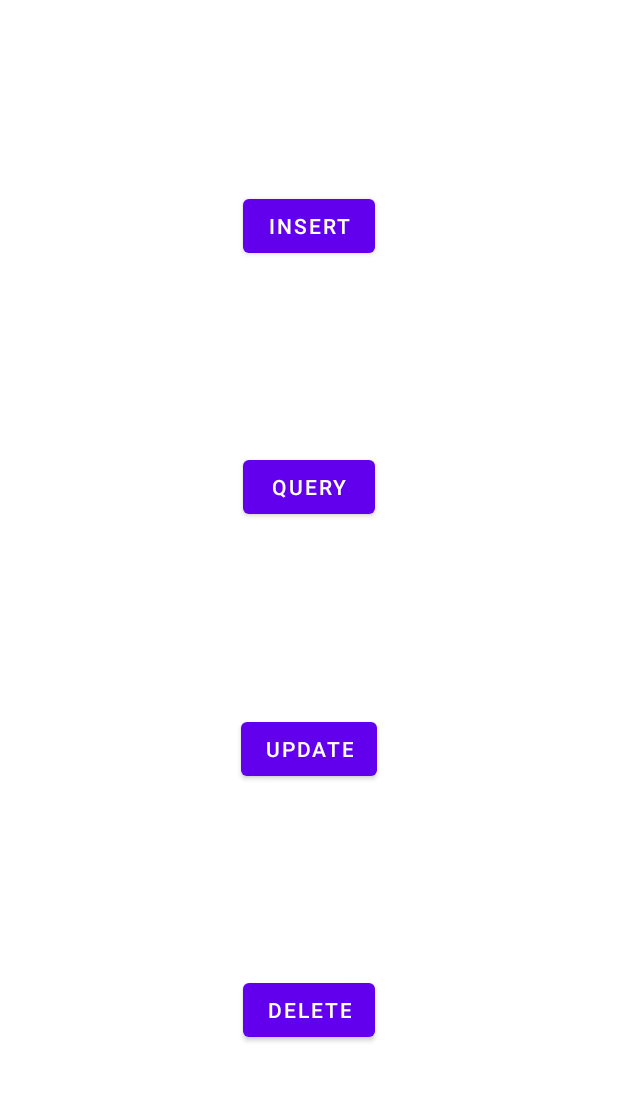
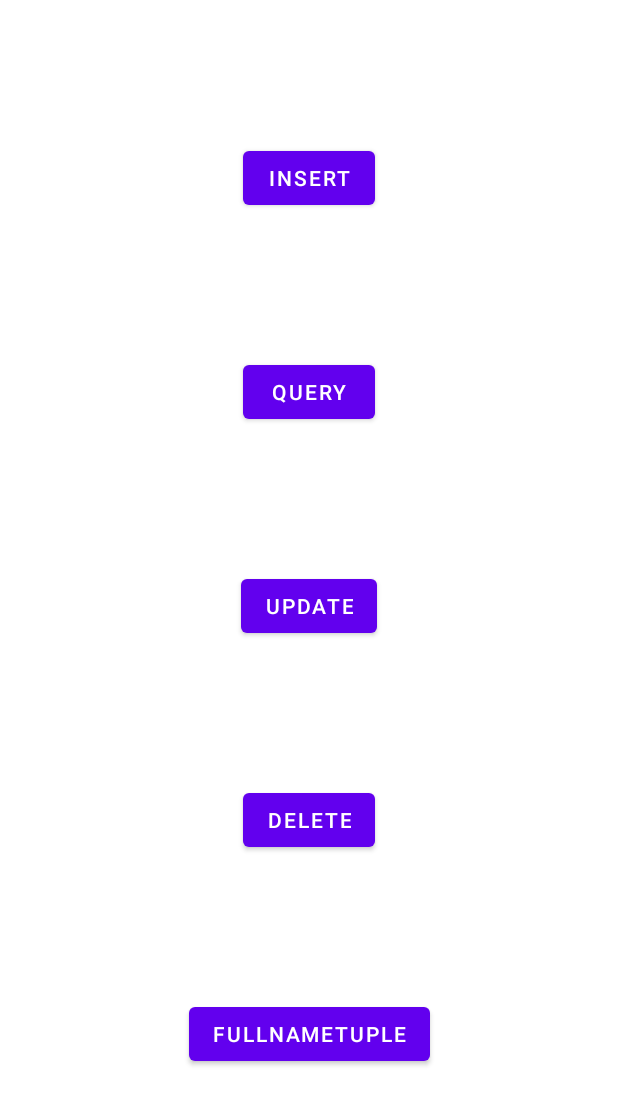
Before and after one commit to RenanCorredato/RoomDataBase, an Android app: the layout activity_main.xml on its own in the app's theme, with its tools: preview values and no code run, on a phone screen of 412 x 824 dp. Shown: the top 1105 px of the screen. Run offline under Robolectric (Android 15) with nearby library versions, the phone set to English and light mode, and no system bars.

```diff
--- a/app/src/main/res/layout/activity_main.xml
+++ b/app/src/main/res/layout/activity_main.xml
@@ -13,7 +13,6 @@
         android:text="Insert"
         app:layout_constraintBottom_toTopOf="@+id/btnQuery"
         app:layout_constraintEnd_toEndOf="parent"
-        app:layout_constraintHorizontal_bias="0.5"
         app:layout_constraintStart_toStartOf="parent"
         app:layout_constraintTop_toTopOf="parent" />
 
@@ -24,7 +23,6 @@
         android:text="Query"
         app:layout_constraintBottom_toTopOf="@+id/btnUpdate"
         app:layout_constraintEnd_toEndOf="parent"
-        app:layout_constraintHorizontal_bias="0.5"
         app:layout_constraintStart_toStartOf="parent"
         app:layout_constraintTop_toBottomOf="@+id/btnInsert" />
 
@@ -35,7 +33,6 @@
         android:text="update"
         app:layout_constraintBottom_toTopOf="@+id/btnDelete"
         app:layout_constraintEnd_toEndOf="parent"
-        app:layout_constraintHorizontal_bias="0.5"
         app:layout_constraintStart_toStartOf="parent"
         app:layout_constraintTop_toBottomOf="@+id/btnQuery" />
 
@@ -44,9 +41,19 @@
         android:layout_width="wrap_content"
         android:layout_height="wrap_content"
         android:text="delete"
+        app:layout_constraintBottom_toTopOf="@+id/btnFullNameTuple"
+        app:layout_constraintEnd_toEndOf="parent"
+        app:layout_constraintStart_toStartOf="parent"
+        app:layout_constraintTop_toBottomOf="@+id/btnUpdate" />
+
+    <Button
+        android:id="@+id/btnFullNameTuple"
+        android:layout_width="wrap_content"
+        android:layout_height="wrap_content"
+        android:layout_marginBottom="16dp"
+        android:text="FullNameTuple"
         app:layout_constraintBottom_toBottomOf="parent"
         app:layout_constraintEnd_toEndOf="parent"
-        app:layout_constraintHorizontal_bias="0.5"
         app:layout_constraintStart_toStartOf="parent"
-        app:layout_constraintTop_toBottomOf="@+id/btnUpdate" />
+        app:layout_constraintTop_toBottomOf="@+id/btnDelete" />
 </androidx.constraintlayout.widget.ConstraintLayout>
```
Also changed, not shown: app/src/main/java/com/renancorredato/cadastroroomdatabase/MainActivity.kt (+23 -2 lines), app/src/main/java/com/renancorredato/cadastroroomdatabase/database/dao/ClientDao.kt (+9 -2 lines), app/src/main/java/com/renancorredato/cadastroroomdatabase/database/model/Client.kt (+10 -3 lines), app/src/main/java/com/renancorredato/cadastroroomdatabase/database/model/FullNameTuple.kt (added, +9 -0 lines).
